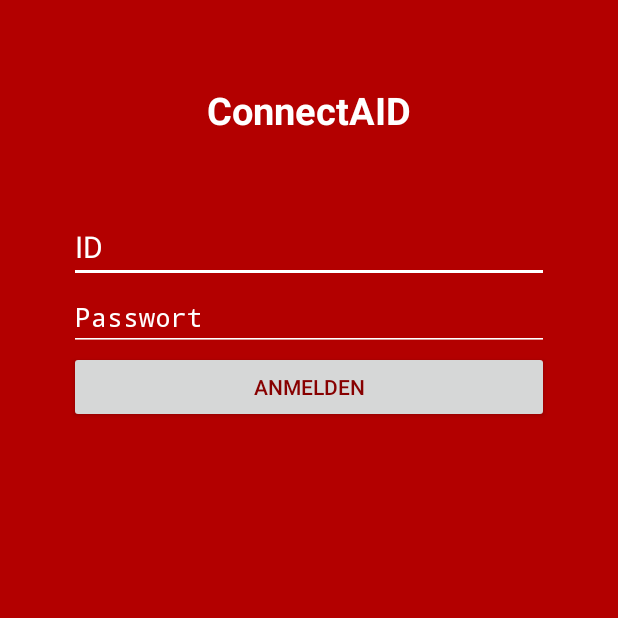
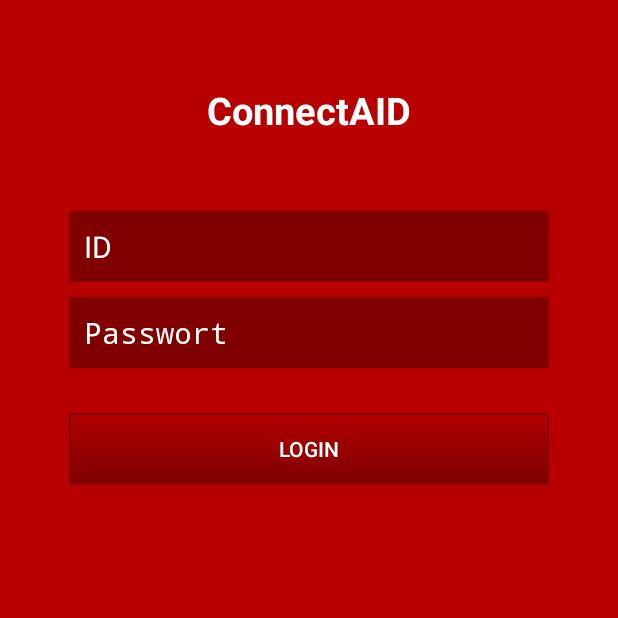
Before and after one commit to MichiLazarus/ConnectAID, an Android app: the screen it shows after launch (LoginActivity), on a phone screen of 412 x 824 dp, the top half of it. Run offline under Robolectric (Android 15) with nearby library versions, the phone set to English and light mode, and no system bars.

Commit message:
Login Überarbeitet, Design fertig

```diff
--- a/app/src/main/AndroidManifest.xml
+++ b/app/src/main/AndroidManifest.xml
@@ -18,7 +18,7 @@
             android:name=".LoginActivity"
             android:label="@string/app_name"
             android:launchMode="singleTop"
-            android:windowSoftInputMode="adjustResize|stateVisible" >
+            android:windowSoftInputMode="adjustResize|stateHidden" >
             <intent-filter>
                 <action android:name="android.intent.action.MAIN" />
 
--- /dev/null
+++ b/app/src/main/res/drawable/btn_login.xml
@@ -0,0 +1,25 @@
+<?xml version="1.0" encoding="utf-8"?>
+<selector xmlns:android="http://schemas.android.com/apk/res/android">
+    <item>
+        <layer-list>
+            <item android:top="5dp">
+                <shape>
+                    <corners android:radius="2dp" />
+                    <solid android:color="#8B0000" />
+                </shape>
+            </item>
+            <item android:bottom="2dp">
+                <shape>
+                    <gradient android:angle="90"
+                        android:endColor="#b30000" android:startColor="#800000" />
+                    <stroke android:width="1dp" android:color="#800000" />
+                    <corners android:radius="2dp" />
+                    <padding android:bottom="10dp"
+                         android:top="10dp" />
+                </shape>
+            </item>
+
+        </layer-list>
+
+    </item>
+</selector>
--- a/app/src/main/res/layout/activity_login.xml
+++ b/app/src/main/res/layout/activity_login.xml
@@ -6,7 +6,7 @@
     android:paddingRight="@dimen/activity_horizontal_margin"
     android:paddingTop="@dimen/activity_vertical_margin" tools:context=".LoginActivity"
     android:baselineAligned="false"
-    android:background="#ffb30000">
+>
 
     <!-- Login progress -->
     <ProgressBar android:id="@+id/login_progress" style="?android:attr/progressBarStyleLargeInverse"
@@ -45,36 +45,47 @@
                 android:textStyle="bold"
                 android:textColor="#ffffffff" />
 
-            <AutoCompleteTextView android:id="@+id/userid" android:layout_width="match_parent"
-                android:layout_height="0dp" android:hint="@string/prompt_id"
-                android:inputType="text" android:maxLines="1"
-                android:singleLine="true"
-                android:layout_weight="1"
+            <EditText
+                android:id="@+id/userid"
+                android:layout_width="match_parent"
+                android:layout_height="match_parent"
+                android:layout_marginBottom="10dp"
+                android:background="#800000"
+                android:hint="ID"
+                android:inputType="text"
+                android:maxLines="1"
+                android:padding="10dp"
+                android:textSize="20sp"
+                android:textColor="#ffffffff"
                 android:textColorHint="#ffffffff"
-                android:textColor="#ffffffff"
-                android:backgroundTint="#ffffffff"
+                android:layout_gravity="center_horizontal"/>
+
+            <EditText android:id="@+id/password"
+                android:layout_width="match_parent"
+                android:layout_height="match_parent"
+                android:layout_marginBottom="10dp"
+                android:background="#800000"
+                android:hint="@string/prompt_password"
+                android:inputType="textPassword"
+                android:maxLines="1"
+                android:padding="10dp"
                 android:textSize="20sp"
-                android:layout_gravity="center_horizontal" />
-
-            <EditText android:id="@+id/password" android:layout_width="match_parent"
-                android:layout_height="0dp" android:hint="@string/prompt_password"
-                android:imeOptions="actionUnspecified" android:inputType="textPassword"
-                android:maxLines="1" android:singleLine="true"
-                android:layout_weight="1"
                 android:password="true"
                 android:textColorHint="#ffffffff"
                 android:textColor="#ffffffff"
-                android:backgroundTint="#ffffffff"
+
                 android:layout_gravity="center_horizontal" />
 
             <Button
-                android:hint="@string/action_sign_in"
+                android:id="@+id/btn_Login"
                 android:layout_width="match_parent"
-                android:layout_height="0dp"
-                android:id="@+id/btn_Login"
-                android:layout_weight="1"
-                android:textColorHint="#ff870000"
-                android:layout_gravity="center_horizontal" />
+                android:layout_height="wrap_content"
+                android:layout_marginTop="20dip"
+                android:background="@drawable/btn_login"
+                android:text="Login"
+                android:textColor="#fff"
+                android:layout_gravity="center_horizontal"
+                />
 
         </LinearLayout>
     </ScrollView>
--- /dev/null
+++ b/app/src/main/res/values/colors.xml
@@ -0,0 +1,5 @@
+<?xml version="1.0" encoding="utf-8"?>
+<resources>
+    <color name="appBackground">#b80000</color>
+
+</resources>
--- a/app/src/main/res/values/strings_activity_login.xml
+++ b/app/src/main/res/values/strings_activity_login.xml
@@ -3,7 +3,7 @@
     <!-- Strings related to login -->
 
     <string name="prompt_password">Passwort</string>
-    <string name="action_sign_in">ANMELDEN</string>
+    <string name="btn_sign_in">ANMELDEN</string>
     <string name="title">ConnectAID</string>
     <string name="prompt_id">ID</string>
 
--- a/app/src/main/res/values/styles.xml
+++ b/app/src/main/res/values/styles.xml
@@ -3,6 +3,19 @@
     <!-- Base application theme. -->
     <style name="AppTheme" parent="Theme.AppCompat.Light.DarkActionBar">
 
+        <!-- colorPrimary is used for the default action bar background -->
+        <item name="colorPrimary">#b30000</item>
+
+        <!-- windowBackground is used for the background-color of the app -->
+        <item name="android:windowBackground">@color/appBackground</item>
+
+        <!-- colorAccent is used as the default value for colorControlActivated,
+             which is used to tint widgets -->
+        <item name="colorAccent">#ffffff</item>
+
+        <!-- You can also set colorControlNormal, colorControlActivated
+             colorControlHighlight, and colorSwitchThumbNormal. -->
+
     </style>
 
 </resources>
--- a/app/src/main/res/values/themes.xml
+++ /dev/null
@@ -1,18 +0,0 @@
-<?xml version="1.0" encoding="utf-8"?>
-<resources>
-    <style name="Theme.MyTheme" parent="Theme.AppCompat.Light">
-        <!-- colorPrimary is used for the default action bar background -->
-        <item name="colorPrimary">#b30000</item>
-
-    <!-- colorPrimaryDark is used for the status bar -->
-    <item name="colorPrimaryDark">#b300</item>
-
-    <!-- colorAccent is used as the default value for colorControlActivated,
-         which is used to tint widgets -->
-    <item name="colorAccent">#ffffff</item>
-
-    <!-- You can also set colorControlNormal, colorControlActivated
-         colorControlHighlight, and colorSwitchThumbNormal. -->
-
-    </style>
-</resources>
```
